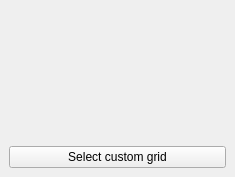
Before: the Qt Designer form starviewer/src/extensions/playground/multiq2dviewer/menugridwidgetbase.ui in starviewer-medical/starviewer, drawn with Qt 5.
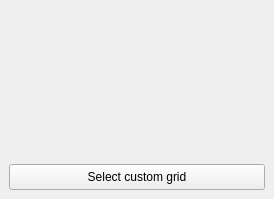
After: the same form once the commit is applied.

Commit message: ENH: S'ha canviat el mode de visualització del menú amb el boto dret de tal manera que no desaparegui cada vegada la informació addicional de la serie. S'ha canviat el menú de seleccionar múltiples visors, per tal que la mida de la icona s'adapti al widget que la conté.

Patch:
```diff
--- a/starviewer/src/extensions/playground/multiq2dviewer/menugridwidgetbase.ui
+++ b/starviewer/src/extensions/playground/multiq2dviewer/menugridwidgetbase.ui
@@ -5,31 +5,52 @@
    <rect>
     <x>0</x>
     <y>0</y>
-    <width>235</width>
-    <height>177</height>
+    <width>274</width>
+    <height>199</height>
    </rect>
   </property>
+  <property name="sizePolicy" >
+   <sizepolicy>
+    <hsizetype>0</hsizetype>
+    <vsizetype>0</vsizetype>
+    <horstretch>0</horstretch>
+    <verstretch>0</verstretch>
+   </sizepolicy>
+  </property>
   <property name="windowTitle" >
    <string>Form</string>
   </property>
-  <layout class="QGridLayout" >
-   <property name="margin" >
-    <number>9</number>
+  <widget class="QPushButton" name="m_selectCustomGridButton" >
+   <property name="geometry" >
+    <rect>
+     <x>9</x>
+     <y>164</y>
+     <width>256</width>
+     <height>26</height>
+    </rect>
    </property>
-   <property name="spacing" >
-    <number>6</number>
+   <property name="text" >
+    <string>Select custom grid</string>
    </property>
-   <item row="1" column="0" >
-    <widget class="QPushButton" name="m_selectCustomGridButton" >
-     <property name="text" >
-      <string>Select custom grid</string>
-     </property>
-    </widget>
-   </item>
-   <item row="0" column="0" >
-    <widget class="QWidget" native="1" name="m_predefinedGrids" />
-   </item>
-  </layout>
+  </widget>
+  <widget class="QWidget" native="1" name="m_predefinedGrids" >
+   <property name="geometry" >
+    <rect>
+     <x>10</x>
+     <y>10</y>
+     <width>251</width>
+     <height>141</height>
+    </rect>
+   </property>
+   <property name="sizePolicy" >
+    <sizepolicy>
+     <hsizetype>0</hsizetype>
+     <vsizetype>0</vsizetype>
+     <horstretch>0</horstretch>
+     <verstretch>0</verstretch>
+    </sizepolicy>
+   </property>
+  </widget>
  </widget>
  <resources/>
  <connections/>
```
The commit also changes 7 other files.
